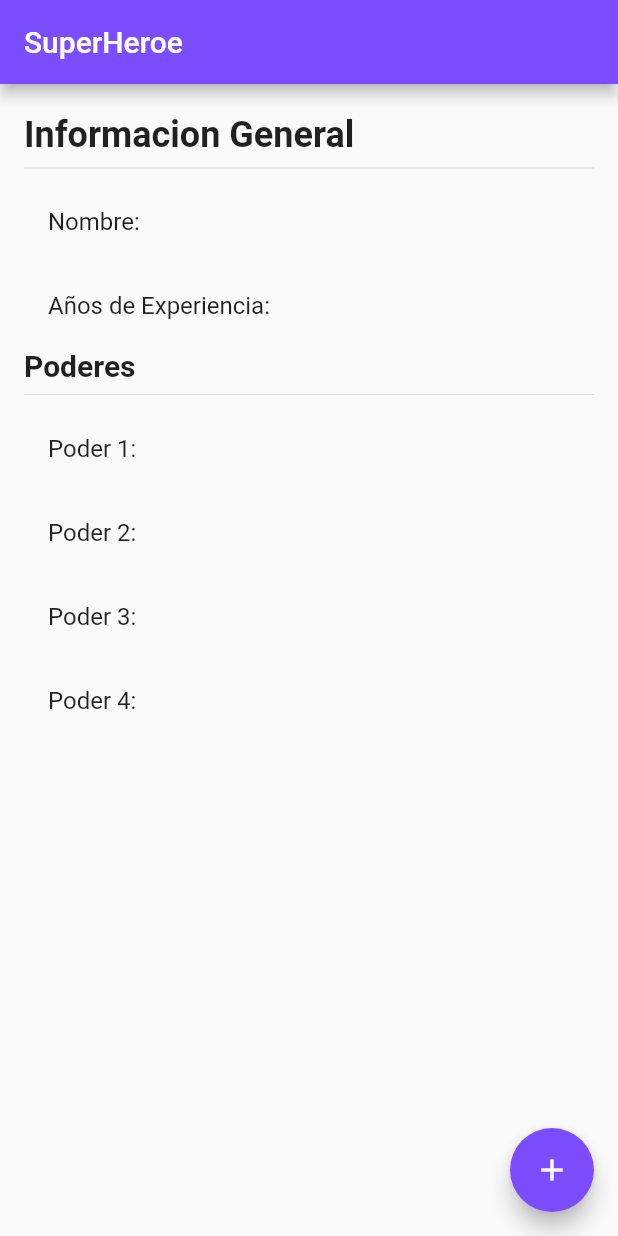
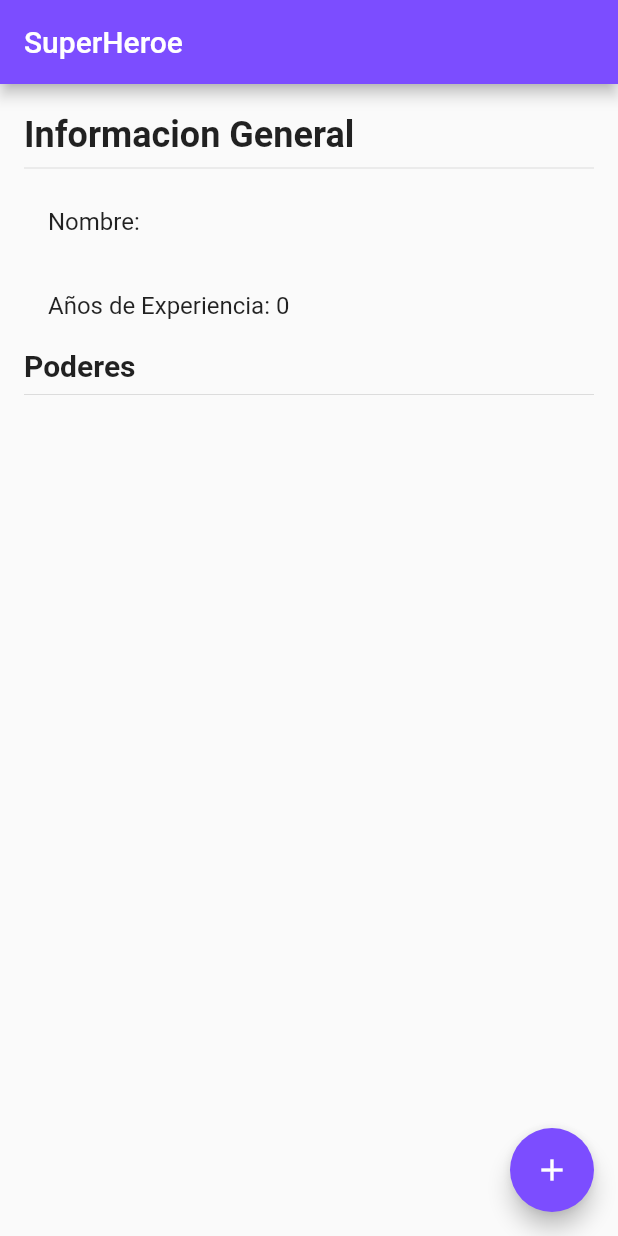
Before and after one commit to reynaldo57/flutter_codigo3_state, a Flutter app: the screen it shows after launch, on a phone screen of 412 x 824 dp. Run offline on Flutter 3.47's test engine with Material 2 defaults, Android fonts, the phone set to English and light mode, and no system bars.

Commit message:
provider3

```diff
--- a/lib/pages/info_superhero_page_dart.dart
+++ b/lib/pages/info_superhero_page_dart.dart
@@ -2,12 +2,17 @@
 
 import 'package:flutter/material.dart';
 import 'package:flutter_codigo_3_state/pages/register_superhero_page.dart';
+import 'package:flutter_codigo_3_state/services/superheroe_services.dart';
+import 'package:provider/provider.dart';
 
 class InfoSuperheroPage extends StatelessWidget {
   const InfoSuperheroPage({Key? key}) : super(key: key);
 
   @override
   Widget build(BuildContext context) {
+
+    final superheroe = Provider.of<SuperheroService>(context);
+
     return Scaffold(
       appBar: AppBar(
         title: Text("SuperHeroe"),
@@ -35,10 +40,10 @@ class InfoSuperheroPage extends StatelessWidget {
               ),
               Divider(),
               ListTile(
-                title: Text("Nombre: "),
+                title: Text("Nombre: ${superheroe.superheroe.name}"),
               ),
               ListTile(
-                title: Text("Años de Experiencia: "),
+                title: Text("Años de Experiencia: ${superheroe.superheroe.experience}"),
               ),
               Text(
                 "Poderes",
@@ -49,17 +54,10 @@ class InfoSuperheroPage extends StatelessWidget {
               ),
               Divider(),
 
-              ListTile(
-                title: Text("Poder 1: "),
-              ),
-              ListTile(
-                title: Text("Poder 2: "),
-              ),
-              ListTile(
-                title: Text("Poder 3: "),
-              ),
-              ListTile(
-                title: Text("Poder 4: "),
+              ...superheroe.superheroe.powers.map(
+                  (e) => ListTile(
+                    title: Text(e),
+                  ),
               ),
 
             ],
--- a/lib/services/superheroe_services.dart
+++ b/lib/services/superheroe_services.dart
@@ -6,7 +6,7 @@ import 'package:flutter_codigo_3_state/model/super_hero_model.dart';
 
 class SuperheroService with ChangeNotifier{
 
-  Superheroe? _superheroe;
+  Superheroe? _superheroe = Superheroe(name: "", experience: 0, powers: []);
   Superheroe get superheroe => this._superheroe!;
 
   set superheroe(Superheroe superheroe){
```
